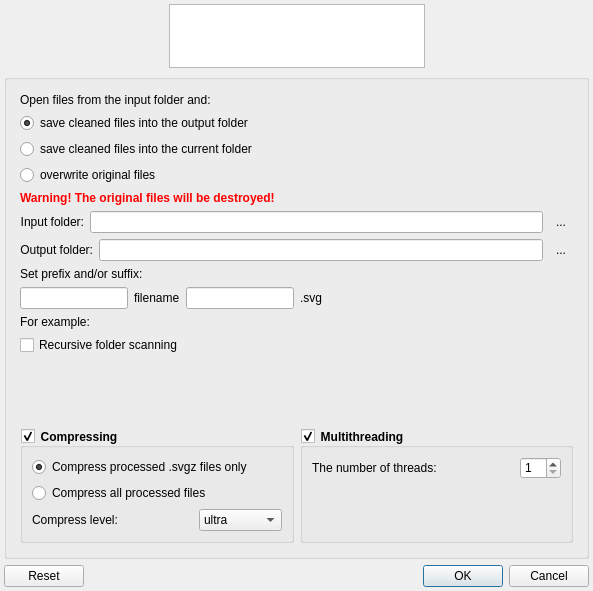
The window that src/wizarddialog.ui (RazrFalcon/svgcleaner) describes before a commit, drawn with Qt 5.
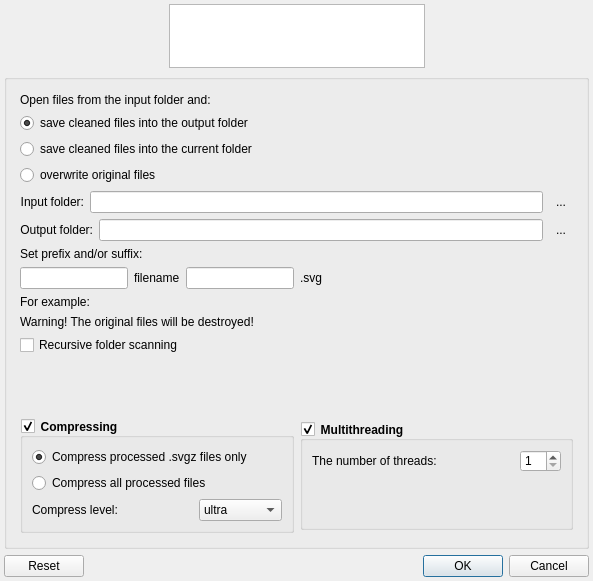
The same window after the commit. Custom widgets are drawn as their Qt base class.

```diff
--- a/src/wizarddialog.ui
+++ b/src/wizarddialog.ui
@@ -7,7 +7,7 @@
     <x>0</x>
     <y>0</y>
     <width>593</width>
-    <height>591</height>
+    <height>581</height>
    </rect>
   </property>
   <property name="minimumSize">
@@ -55,6 +55,12 @@
            <layout class="QHBoxLayout" name="horizontalLayout_6">
             <item>
              <widget class="QGroupBox" name="gBoxCompress">
+              <property name="sizePolicy">
+               <sizepolicy hsizetype="Preferred" vsizetype="Fixed">
+                <horstretch>0</horstretch>
+                <verstretch>0</verstretch>
+               </sizepolicy>
+              </property>
               <property name="title">
                <string>Compressing</string>
               </property>
@@ -159,6 +165,12 @@
             </item>
             <item>
              <widget class="QGroupBox" name="gBoxThreads">
+              <property name="sizePolicy">
+               <sizepolicy hsizetype="Preferred" vsizetype="Fixed">
+                <horstretch>0</horstretch>
+                <verstretch>0</verstretch>
+               </sizepolicy>
+              </property>
               <property name="title">
                <string>Multithreading</string>
               </property>
@@ -554,10 +566,10 @@
             </property>
            </spacer>
           </item>
-          <item row="2" column="0">
+          <item row="6" column="0">
            <widget class="QLabel" name="lblOverwrite">
             <property name="text">
-             <string>&lt;html&gt;&lt;head/&gt;&lt;body&gt;&lt;p&gt;&lt;span style=&quot; font-weight:600; color:#ff0000;&quot;&gt;Warning! The original files will be destroyed!&lt;/span&gt;&lt;/p&gt;&lt;/body&gt;&lt;/html&gt;</string>
+             <string notr="true">Warning! The original files will be destroyed!</string>
             </property>
            </widget>
           </item>
```
Left out of the diff: 105 changed lines with no effect on the pictures.
